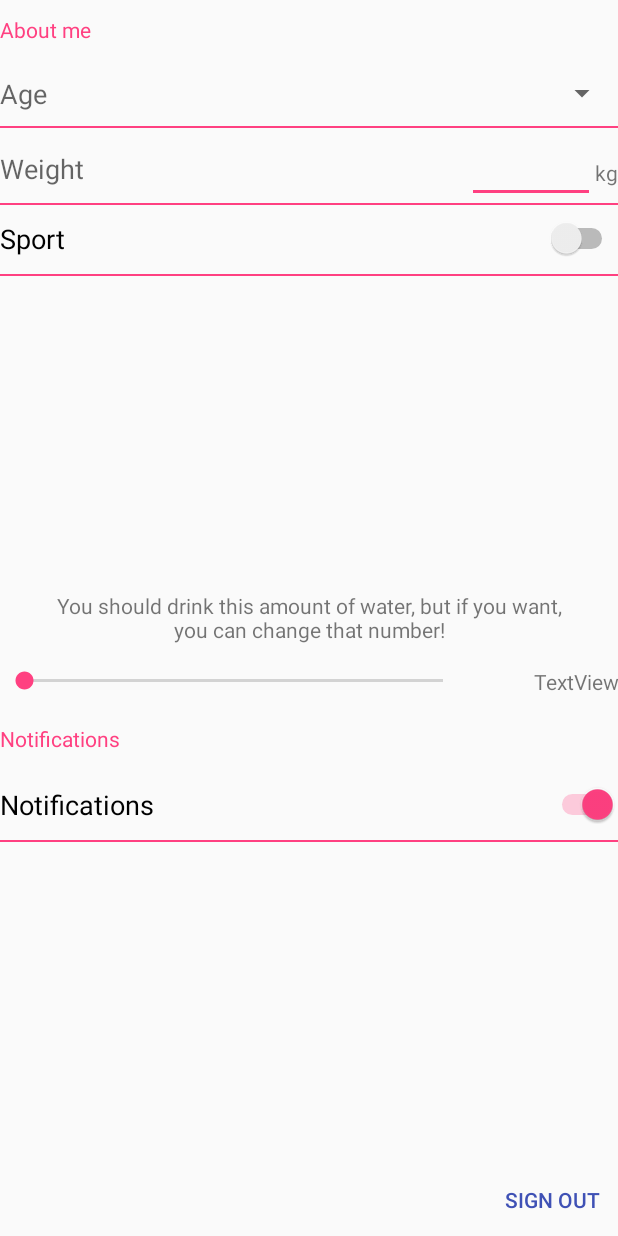
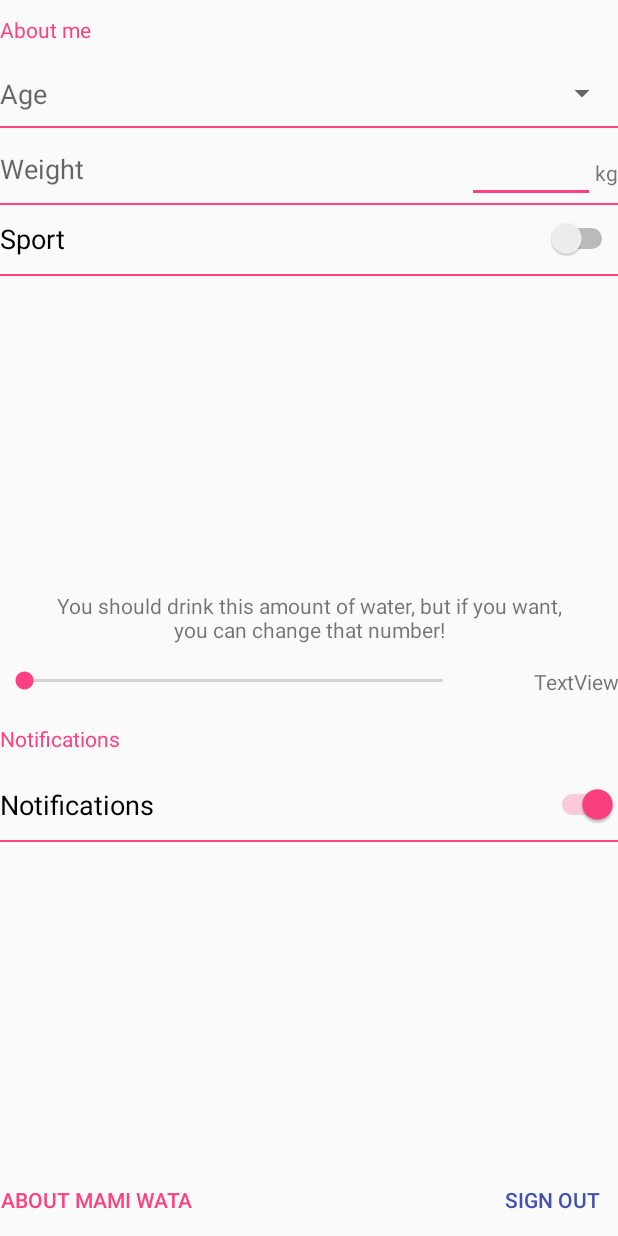
Before and after one commit to Schakkeline/AndroidDripDrop, an Android app: the layout fragment_settings.xml on its own in the app's theme, with its tools: preview values and no code run, on a phone screen of 412 x 824 dp. Run offline under Robolectric (Android 15) with nearby library versions, the phone set to English and light mode, and no system bars.

Commit message:
added about button to settings

```diff
--- a/app/src/main/res/layout/fragment_settings.xml
+++ b/app/src/main/res/layout/fragment_settings.xml
@@ -171,6 +171,16 @@
             android:background="@null"
             android:textColor="@color/colorPrimary"/>
 
+        <Button
+            android:id="@+id/about"
+            android:layout_width="wrap_content"
+            android:layout_height="wrap_content"
+            android:layout_alignParentBottom="true"
+            android:layout_alignParentStart="true"
+            android:text="About Mami Wata"
+            android:background="@null"
+            android:textColor="@color/colorAccent"/>
+
     </RelativeLayout>
 
 </FrameLayout>
```
Also changed, not shown: app/src/main/java/com/buchmaier/jacqueline/mamiwata/SettingsFragment.java (+13 -3 lines).
